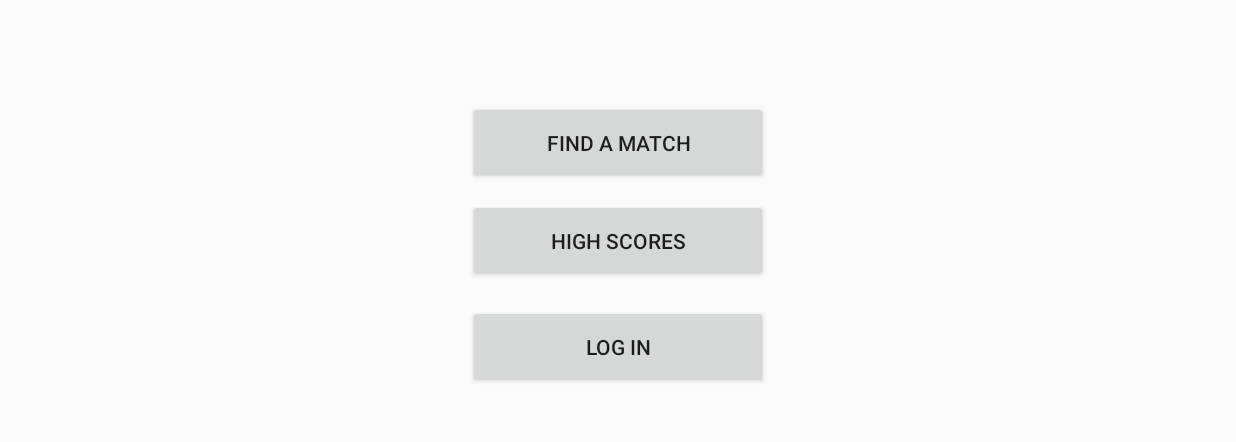
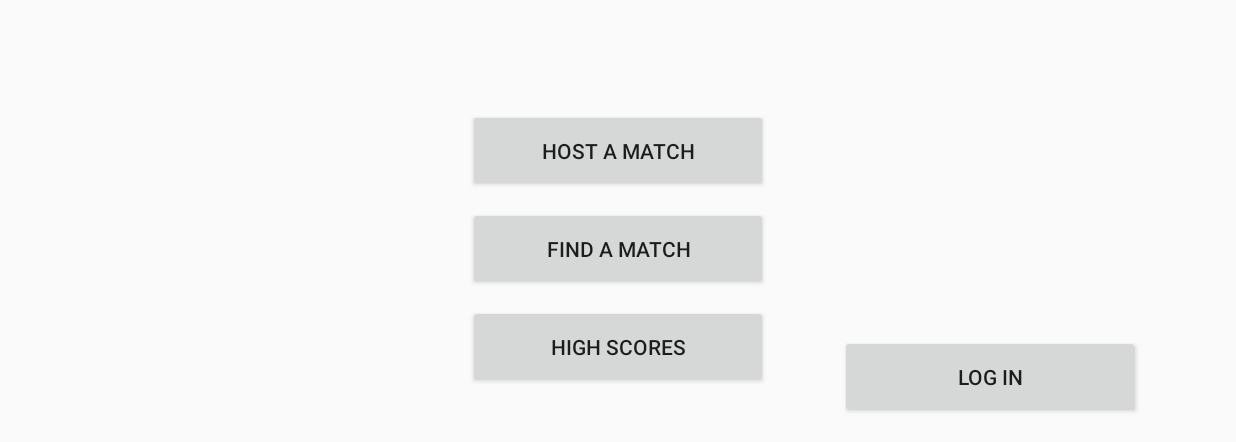
Before and after one commit to abhirathod95/Laser-Chess, an Android app: the screen it shows after launch (MainActivity), after a tap on "FIND A MATCH", on a phone screen of 824 x 412 dp (held sideways), the part 176-618 px from its top. Run offline under Robolectric (Android 15) with nearby library versions, the phone set to English and light mode, and no system bars; libraries missing offline, so code that uses them is left out: com.facebook, com.facebook.appevents, com.facebook.login; plain views replace LoginButton; 8 statements that could not run were skipped.

Commit message:
added bluetooth stuff and some buttons

```diff
--- a/app/src/main/AndroidManifest.xml
+++ b/app/src/main/AndroidManifest.xml
@@ -6,6 +6,8 @@
     <uses-permission android:name="android.permission.INTERNET"/>
 
     <uses-permission android:name="android.permission.BLUETOOTH" />
+    <uses-permission android:name="android.permission.BLUETOOTH_ADMIN" />
+
 
     <application
 
--- a/app/src/main/java/cs371m/laser_chess/MainActivity.java
+++ b/app/src/main/java/cs371m/laser_chess/MainActivity.java
@@ -141,13 +141,42 @@ public class MainActivity extends FragmentActivity {
                         Intent enableBtIntent = new Intent(BluetoothAdapter.ACTION_REQUEST_ENABLE);
                         startActivityForResult(enableBtIntent, REQUEST_ENABLE_BT);
                     } else {
-                        // Start matchmaking
+                        // Start matchmaking. Non-hosts must discover hosts.
+                        mBluetoothAdapter.startDiscovery();
                     }
                 }
-
             }
         });
 
+
+
+
+
+        // Listener for Host A Match button.
+        // Listener for Find A Match button.
+        Button hostMatch = (Button) findViewById(R.id.hostmatch_but);
+        findMatch.setOnClickListener(new View.OnClickListener() {
+            @Override
+            public void onClick(View v) {
+                if (!loggedIn){
+                    Toast.makeText(getApplicationContext(), "Log in to host a match!",Toast.LENGTH_SHORT).show();
+                } else if (mBluetoothAdapter == null) {
+                    // Device does not support Bluetooth
+                    Toast.makeText(getApplicationContext(), "No Bluetooth On Device. No Play.",Toast.LENGTH_SHORT).show();
+                } else {
+                    if (!mBluetoothAdapter.isEnabled()) {
+                        Intent enableBtIntent = new Intent(BluetoothAdapter.ACTION_REQUEST_ENABLE);
+                        startActivityForResult(enableBtIntent, REQUEST_ENABLE_BT);
+                    } else {
+                        // Start matchmaking. Host is the one that becomes discoverable.
+                        Intent discoverableIntent = new
+                                Intent(BluetoothAdapter.ACTION_REQUEST_DISCOVERABLE);
+                        discoverableIntent.putExtra(BluetoothAdapter.EXTRA_DISCOVERABLE_DURATION, 120);
+                        startActivity(discoverableIntent);
+                    }
+                }
+            }
+        });
 
 
     }
--- a/app/src/main/res/layout/activity_main.xml
+++ b/app/src/main/res/layout/activity_main.xml
@@ -29,9 +29,9 @@
         android:id="@+id/highscore_but"
         android:minHeight="55dp"
         android:minWidth="200dp"
-        android:layout_above="@+id/login_but"
+        android:layout_alignParentBottom="true"
         android:layout_centerHorizontal="true"
-        android:layout_marginBottom="15dp" />
+        android:layout_marginBottom="20dp" />
 
     <TextView
         android:text="TextView"
@@ -43,6 +43,17 @@
         android:id="@+id/titleText"
         android:textSize="45sp"/>
 
+    <Button
+        android:text="Host A Match"
+        android:layout_width="wrap_content"
+        android:layout_height="wrap_content"
+        android:id="@+id/hostmatch_but"
+        android:minHeight="55dp"
+        android:minWidth="200dp"
+        android:layout_marginBottom="10dp"
+        android:layout_above="@+id/findmatch_but"
+        android:layout_alignStart="@+id/findmatch_but" />
+
     <com.facebook.login.widget.LoginButton
         android:text="Log In"
         android:layout_width="wrap_content"
@@ -51,8 +62,7 @@
         android:minHeight="55dp"
         android:minWidth="200dp"
         android:layout_alignParentBottom="true"
-        android:layout_centerHorizontal="true"
-        android:layout_marginBottom="20dp" />
+        android:layout_alignParentEnd="true" />
 
 
 </RelativeLayout>
```
Also changed, not shown: 221 other files.
